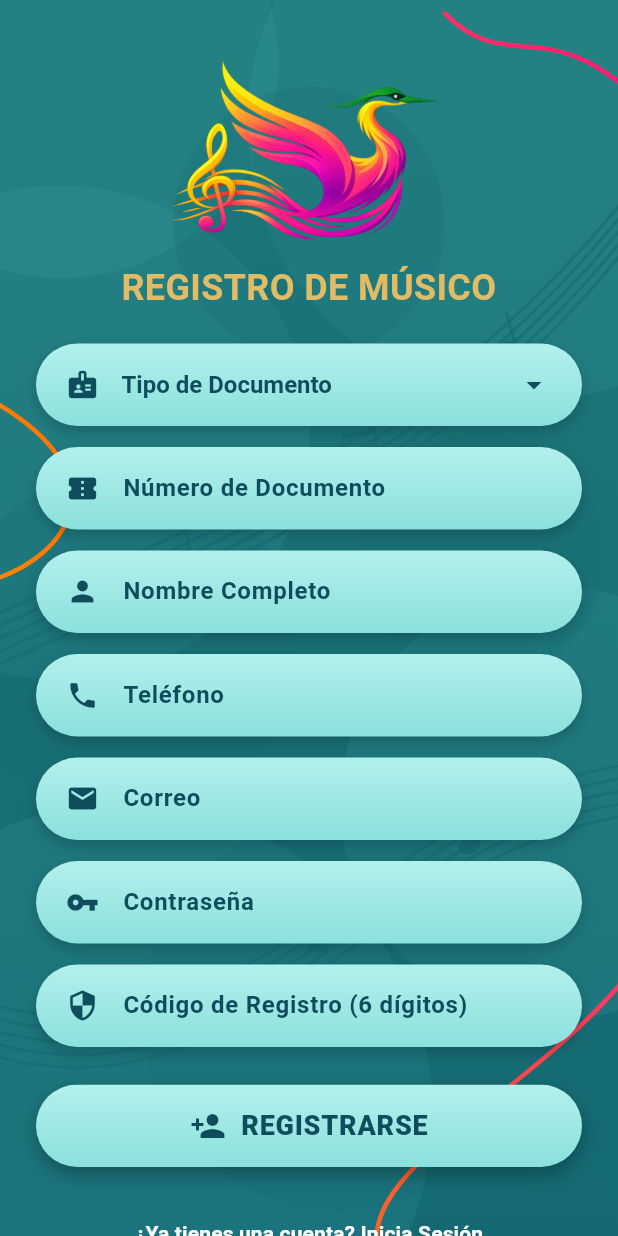
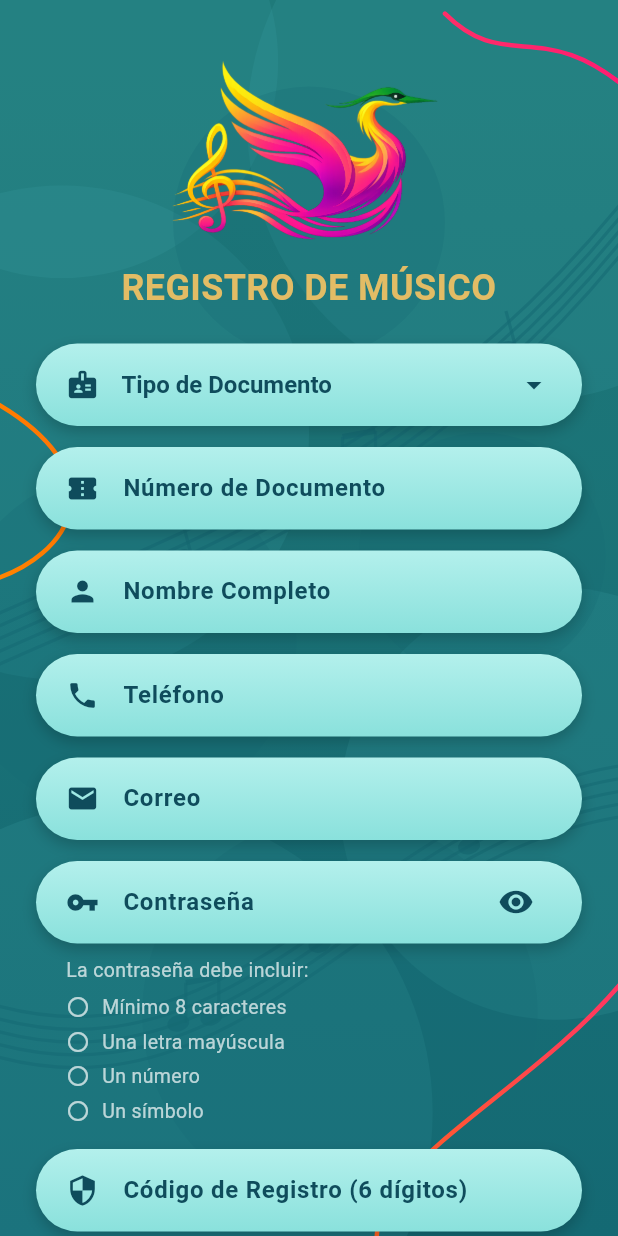
Before and after one commit to mahechamanuela92-cell/Banda_Municipal, a Flutter app: the screen it shows after launch, after a tap on "¿No tienes cuenta? Regístrate", on a phone screen of 412 x 824 dp. Run offline on Flutter 3.47's test engine with Material 3 defaults, Android fonts, the phone set to English and light mode, and no system bars; our stand-ins replace audioplayers, file_picker, flutter_local_notifications, image_picker, supabase_flutter, timezone; accounts and stored records are empty.

Commit message:
subiendo cambios de registro

```diff
--- a/frontend/lib/screens/inicioSesion.dart
+++ b/frontend/lib/screens/inicioSesion.dart
@@ -22,6 +22,7 @@ class _InicioSesionState extends State<InicioSesion> {
   final TextEditingController _passwordController = TextEditingController();
   final TextEditingController _nombreController = TextEditingController();
   bool _cargando = false;
+  bool _mostrarPassword = false;
   @override
 void dispose() {
   _correoController.dispose();
@@ -169,7 +170,19 @@ void dispose() {
                   controller: _passwordController, // 👈 Agrégale esta línea
                   hintText: 'Contraseña',
                   icon: Icons.vpn_key,
-                  obscureText: true,
+                  obscureText: !_mostrarPassword,
+                  suffixIcon: IconButton(
+                    onPressed: () {
+                      setState(() => _mostrarPassword = !_mostrarPassword);
+                    },
+                    icon: Icon(
+                      _mostrarPassword ? Icons.visibility_off : Icons.visibility,
+                      color: const Color(0xFF0F4C5C),
+                    ),
+                    tooltip: _mostrarPassword
+                        ? 'Ocultar contraseña'
+                        : 'Mostrar contraseña',
+                  ),
                 ),
                   const SizedBox(height: 30),
 
@@ -322,6 +335,7 @@ void dispose() {
     required IconData icon,
     bool obscureText = false,
     TextInputType keyboardType = TextInputType.text, required TextEditingController controller,
+    Widget? suffixIcon,
   }) {
     return Container(
       width: double.infinity,
@@ -367,6 +381,7 @@ void dispose() {
             fontSize: 16,
             fontWeight: FontWeight.bold,
           ),
+          suffixIcon: suffixIcon,
           border: InputBorder.none,
           contentPadding: const EdgeInsets.symmetric(vertical: 12),
         ),
--- a/frontend/lib/screens/pantalla_registro.dart
+++ b/frontend/lib/screens/pantalla_registro.dart
@@ -19,6 +19,20 @@ class _PantallaRegistroState extends State<PantallaRegistro> {
   final TextEditingController _correoController = TextEditingController();
   final TextEditingController _passwordController = TextEditingController();
   final TextEditingController _codigoController = TextEditingController();
+  bool _mostrarPassword = false;
+
+    static final RegExp _mayusculaRegex = RegExp(r'[A-ZÁÉÍÓÚÜÑ]');
+    static final RegExp _numeroRegex = RegExp(r'[0-9]');
+    static final RegExp _simboloRegex =
+      RegExp(r'[^A-Za-z0-9ÁÉÍÓÚÜÑáéíóúüñ\s]');
+
+    bool get _cumpleLongitud => _passwordController.text.length >= 8;
+    bool get _cumpleMayuscula =>
+      _mayusculaRegex.hasMatch(_passwordController.text);
+    bool get _cumpleNumero => _numeroRegex.hasMatch(_passwordController.text);
+    bool get _cumpleSimbolo => _simboloRegex.hasMatch(_passwordController.text);
+    bool get _passwordValida =>
+      _cumpleLongitud && _cumpleMayuscula && _cumpleNumero && _cumpleSimbolo;
 
   // Variable para el tipo de documento seleccionado
   String? _tipoDocumentoElegido;
@@ -57,6 +71,15 @@ class _PantallaRegistroState extends State<PantallaRegistro> {
       print("¡Faltan campos por llenar!");
       ScaffoldMessenger.of(context).showSnackBar(
         const SnackBar(content: Text('Por favor, completa todos los campos y el código')),
+      );
+      return;
+    }
+
+    if (!_passwordValida) {
+      ScaffoldMessenger.of(context).showSnackBar(
+        const SnackBar(
+          content: Text('La contraseña debe cumplir todos los requisitos'),
+        ),
       );
       return;
     }
@@ -251,7 +274,37 @@ class _PantallaRegistroState extends State<PantallaRegistro> {
                     controller: _passwordController,
                     hintText: 'Contraseña',
                     icon: Icons.vpn_key,
-                    obscureText: true,
+                    obscureText: !_mostrarPassword,
+                    suffixIcon: IconButton(
+                      onPressed: () {
+                        setState(() => _mostrarPassword = !_mostrarPassword);
+                      },
+                      icon: Icon(
+                        _mostrarPassword ? Icons.visibility_off : Icons.visibility,
+                        color: const Color(0xFF0F4C5C),
+                      ),
+                      tooltip: _mostrarPassword ? 'Ocultar contraseña' : 'Mostrar contraseña',
+                    ),
+                    onChanged: (_) => setState(() {}),
+                  ),
+
+                  const SizedBox(height: 8),
+                  Padding(
+                    padding: const EdgeInsets.symmetric(horizontal: 20),
+                    child: Column(
+                      crossAxisAlignment: CrossAxisAlignment.start,
+                      children: [
+                        const Text(
+                          'La contraseña debe incluir:',
+                          style: TextStyle(color: Colors.white70, fontSize: 13),
+                        ),
+                        const SizedBox(height: 4),
+                        _crearRequisito(_cumpleLongitud, 'Mínimo 8 caracteres'),
+                        _crearRequisito(_cumpleMayuscula, 'Una letra mayúscula'),
+                        _crearRequisito(_cumpleNumero, 'Un número'),
+                        _crearRequisito(_cumpleSimbolo, 'Un símbolo'),
+                      ],
+                    ),
                   ),
 
                   const SizedBox(height: 14),
@@ -378,6 +431,8 @@ class _PantallaRegistroState extends State<PantallaRegistro> {
     required IconData icon,
     bool obscureText = false,
     TextInputType keyboardType = TextInputType.text,
+    ValueChanged<String>? onChanged,
+    Widget? suffixIcon,
   }) {
     return Container(
       width: double.infinity,
@@ -406,6 +461,7 @@ class _PantallaRegistroState extends State<PantallaRegistro> {
         controller: controller,
         obscureText: obscureText,
         keyboardType: keyboardType,
+        onChanged: onChanged,
         style: const TextStyle(
           color: Color(0xFF0F4C5C),
           fontSize: 16,
@@ -423,10 +479,29 @@ class _PantallaRegistroState extends State<PantallaRegistro> {
             fontSize: 16,
             fontWeight: FontWeight.bold,
           ),
+          suffixIcon: suffixIcon,
           border: InputBorder.none,
           contentPadding: const EdgeInsets.symmetric(vertical: 12),
         ),
       ),
     );
   }
+
+  Widget _crearRequisito(bool cumple, String texto) {
+    final Color color = cumple ? Colors.greenAccent : Colors.white70;
+    return Padding(
+      padding: const EdgeInsets.symmetric(vertical: 2),
+      child: Row(
+        children: [
+          Icon(
+            cumple ? Icons.check_circle : Icons.circle_outlined,
+            color: color,
+            size: 16,
+          ),
+          const SizedBox(width: 8),
+          Text(texto, style: TextStyle(color: color, fontSize: 13)),
+        ],
+      ),
+    );
+  }
 }
--- a/frontend/lib/usuario/screens/inicio_sesion.dart
+++ b/frontend/lib/usuario/screens/inicio_sesion.dart
@@ -13,6 +13,7 @@ class _InicioSesionState extends State<InicioSesion> {
   // Variables para controlar el cambio de color al hacer clic
   Color _colorRegistrarse = Colors.white;
   Color _colorOlvido = Colors.white;
+  bool _mostrarPassword = false;
 
   @override
   Widget build(BuildContext context) {
@@ -72,7 +73,19 @@ class _InicioSesionState extends State<InicioSesion> {
                   _crearCampoTexto(
                     hintText: 'Contraseña',
                     icon: Icons.vpn_key,
-                    obscureText: true,
+                    obscureText: !_mostrarPassword,
+                    suffixIcon: IconButton(
+                      onPressed: () {
+                        setState(() => _mostrarPassword = !_mostrarPassword);
+                      },
+                      icon: Icon(
+                        _mostrarPassword ? Icons.visibility_off : Icons.visibility,
+                        color: const Color(0xFF0F4C5C),
+                      ),
+                      tooltip: _mostrarPassword
+                          ? 'Ocultar contraseña'
+                          : 'Mostrar contraseña',
+                    ),
                   ),
 
                   const SizedBox(height: 30),
@@ -220,6 +233,7 @@ class _InicioSesionState extends State<InicioSesion> {
     required IconData icon,
     bool obscureText = false,
     TextInputType keyboardType = TextInputType.text,
+    Widget? suffixIcon,
   }) {
     return Container(
       width: double.infinity,
@@ -264,6 +278,7 @@ class _InicioSesionState extends State<InicioSesion> {
             fontSize: 16,
             fontWeight: FontWeight.bold,
           ),
+          suffixIcon: suffixIcon,
           border: InputBorder.none,
           contentPadding: const EdgeInsets.symmetric(vertical: 12),
         ),
```
